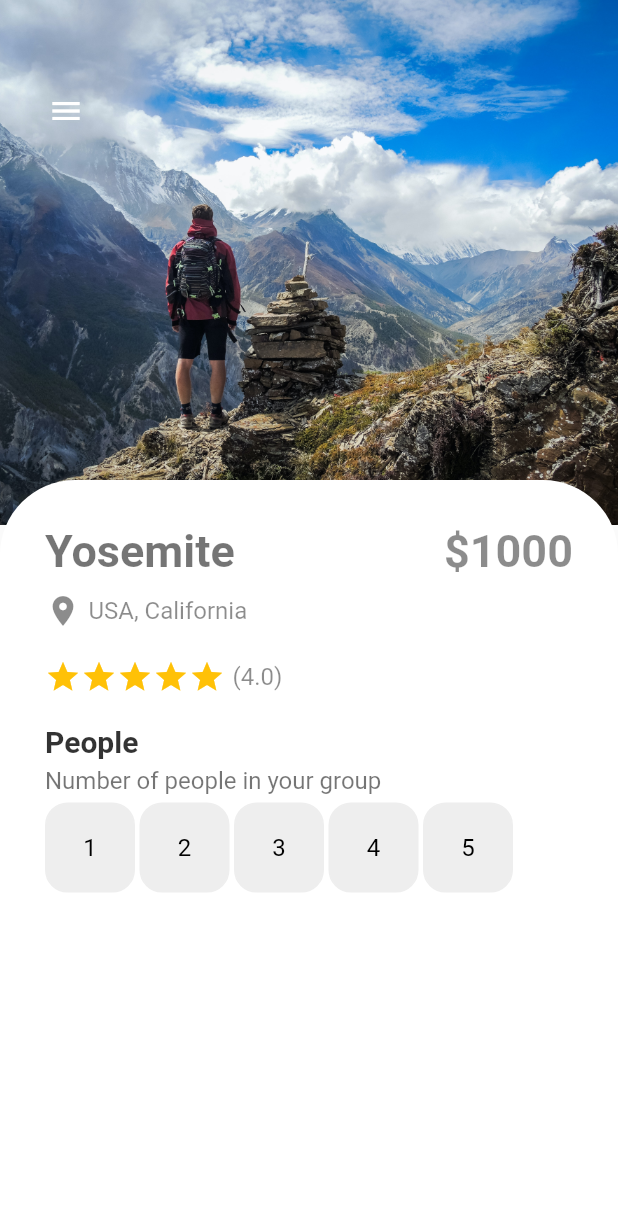
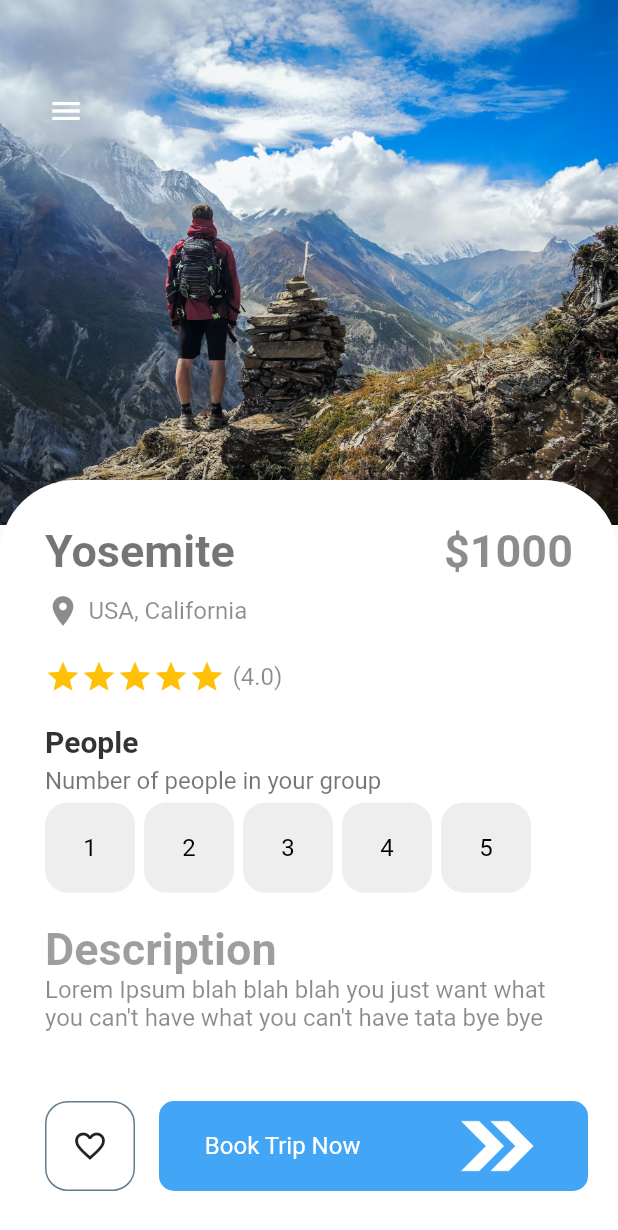
Before and after one commit to RafiaChy/mountain_trip, a Flutter app: the screen it shows after launch, on a phone screen of 412 x 824 dp. Shown: the top 1230 px of the screen. Run offline on Flutter 3.47's test engine with Material 2 defaults, Android fonts, the phone set to English and light mode, and no system bars.

Commit message:
Completed detail page

```diff
--- a/lib/buttons/responsive_button.dart
+++ b/lib/buttons/responsive_button.dart
@@ -1,26 +1,30 @@
 import 'package:flutter/cupertino.dart';
 import 'package:flutter/material.dart';
+import 'package:mountain_trips/texts/sub_text.dart';
 
 class ResponsiveButton extends StatelessWidget {
-  const ResponsiveButton({Key? key, this.isResponsive = false, required this.b_width}) : super(key: key);
+   ResponsiveButton({Key? key, this.isResponsive = false,  this.b_width = 120}) : super(key: key);
   final bool isResponsive;
-  final double b_width;
+   double b_width;
 
   @override
   Widget build(BuildContext context) {
-    return Container(
-      width: b_width,
-      height: 50,
+    return Flexible(
+      child: Container(
+        width: isResponsive? double.maxFinite : b_width,
+        height: 60,
         decoration: BoxDecoration(
           borderRadius: BorderRadius.circular(10),
-        color: Colors.black45,
+          color: Colors.blue.shade400,
         ),
         child: Row(
-        mainAxisAlignment: MainAxisAlignment.center,
+          mainAxisAlignment: isResponsive? MainAxisAlignment.spaceAround : MainAxisAlignment.center,
 
           children: [
+            isResponsive?SubText(text: 'Book Trip Now', color: Colors.white,) : Container(),
             Image.asset('images/arrows.png'),
           ],
+        ),
       ),
     );
   }
--- a/lib/buttons/reusable_button.dart
+++ b/lib/buttons/reusable_button.dart
@@ -25,8 +25,8 @@ class ReusableButton extends StatelessWidget {
   @override
   Widget build(BuildContext context) {
     return  Container(
-      child: isIcon == false? Center(child: SubText(text: text!, color: Colors.black,)) : Icon(icon),
-        margin: const EdgeInsets.only(right: 3),
+      child: isIcon == false? Center(child: SubText(text: text!, color: color,)) : Icon(icon),
+        margin: const EdgeInsets.only(right: 6),
         width: size,
         height: size,
         decoration: BoxDecoration(
--- a/lib/pages/detail_page.dart
+++ b/lib/pages/detail_page.dart
@@ -1,4 +1,5 @@
 import 'package:flutter/material.dart';
+import 'package:mountain_trips/buttons/responsive_button.dart';
 import 'package:mountain_trips/buttons/reusable_button.dart';
 import 'package:mountain_trips/texts/large_text.dart';
 import 'package:mountain_trips/texts/sub_text.dart';
@@ -11,6 +12,8 @@ class DetailPage extends StatefulWidget {
 }
 
 class _DetailPageState extends State<DetailPage> {
+  int gottenStars = 4;
+  int selectedIndex = -1;
   @override
   Widget build(BuildContext context) {
     return Scaffold(
@@ -91,13 +94,34 @@ class _DetailPageState extends State<DetailPage> {
                     const SizedBox(height: 5,),
                     Wrap(
                       children: List.generate(5, (index) =>
-                      ReusableButton(size: 60, color: Colors.black, backgroundcolor: Colors.grey.shade200, borderColor: Colors.grey.shade200, isIcon: false, text: '${index+1}' ,)
+                      InkWell(
+                        onTap: (){
+                          setState(() {
+                            selectedIndex = index;
+                          });
+                        } ,
+                        child: ReusableButton(size: 60, color: selectedIndex == index ? Colors.white: Colors.black, backgroundcolor: selectedIndex == index ? Colors.black : Colors.grey.shade200, borderColor: selectedIndex == index ? Colors.black : Colors.grey.shade200, isIcon: false, text: '${index+1}' ,))
                        ),
-                    )
+                    ),
+                    const SizedBox(height: 20,),
+                    const LargeText(text: 'Description', color: Colors.black38,),
+                    SubText(text: 'Lorem Ipsum blah blah blah you just want what you can\'t have what you can\'t have tata bye bye', color: Colors.black45,)
+
                   ],
                 ),
               ),
               ),
+              Positioned(
+                bottom: 30,
+                left: 30,
+                right: 20,
+                child: Row(
+                  children: [
+                    ReusableButton(size: 60, color: Colors.blue.shade400, backgroundcolor: Colors.white, borderColor: Colors.blueGrey, isIcon: true, icon: Icons.favorite_border, ),
+                    const SizedBox(width: 10,),
+                    ResponsiveButton(isResponsive: true,),
+                  ],
+                ))
           ],
         ),
       ),
```
Lines whose indentation alone changed are shown as unchanged.
